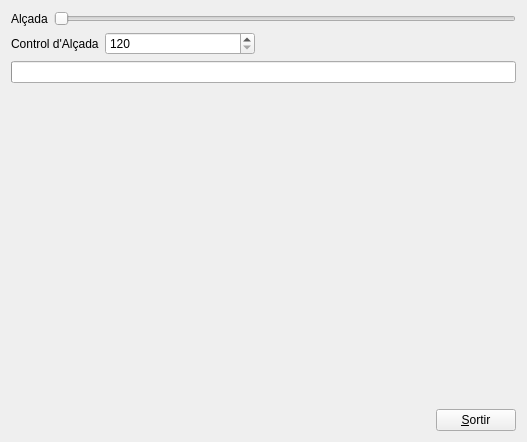
The window that Laboratori/Qt/S3/MyForm Genèric/MyForm.ui (mcasellas/FIB-IDI) describes before a commit, drawn with Qt 5.
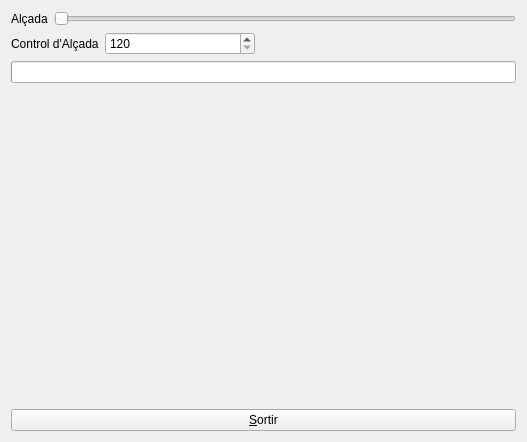
The same window after the commit.

Patch:
```diff
--- a/Laboratori/Qt/S3/MyForm Genèric/MyForm.ui
+++ b/Laboratori/Qt/S3/MyForm Genèric/MyForm.ui
@@ -117,19 +117,6 @@
      </item>
      <item>
       <layout class="QHBoxLayout" name="horizontalLayout_3">
-       <item>
-        <spacer name="horizontalSpacer">
-         <property name="orientation">
-          <enum>Qt::Horizontal</enum>
-         </property>
-         <property name="sizeHint" stdset="0">
-          <size>
-           <width>40</width>
-           <height>20</height>
-          </size>
-         </property>
-        </spacer>
-       </item>
        <item>
         <widget class="QPushButton" name="pushButton">
          <property name="text">
```
